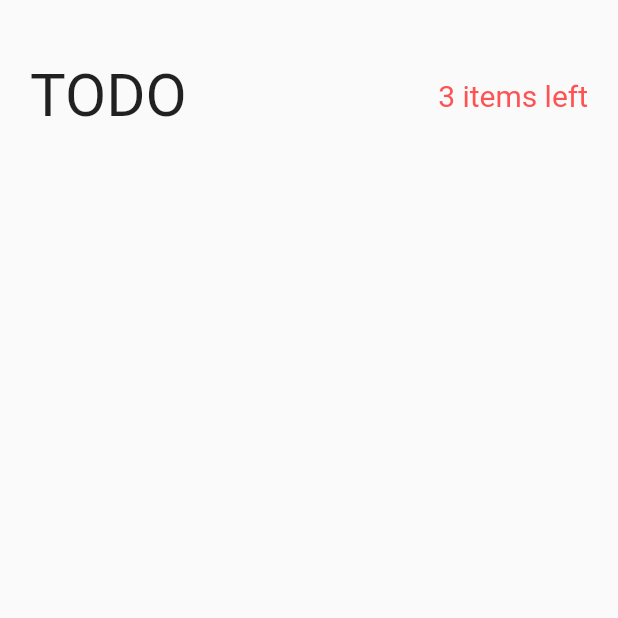
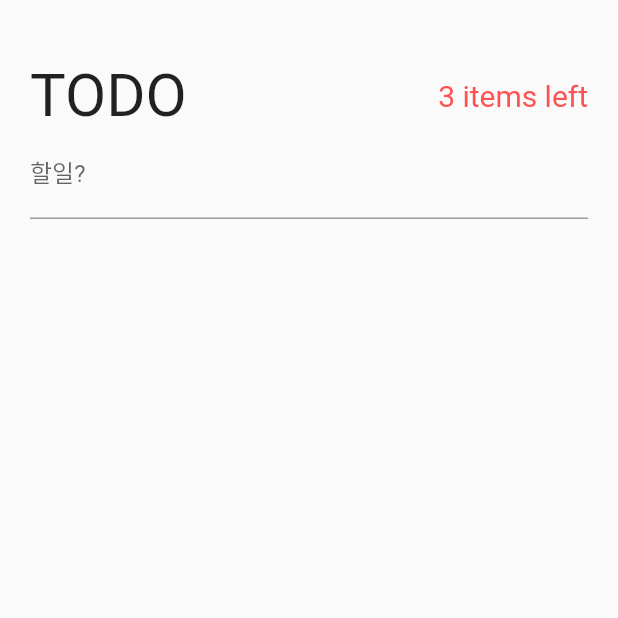
Before and after one commit to nararalab/todoapp, a Flutter app: the screen it shows after launch, on a phone screen of 412 x 824 dp, the top half of it. Run offline on Flutter 3.47's test engine with Material 2 defaults, Android fonts, the phone set to English and light mode, and no system bars; our stand-ins replace equatable.

Commit message:
투두 추가 구현

```diff
--- a/lib/pages/todo_page.dart
+++ b/lib/pages/todo_page.dart
@@ -22,8 +22,9 @@ class _TodoPageState extends State<TodoPage> {
               vertical: 40.0,
             ),
             child: Column(
-              children: const [
-                TodoHeader(),
+              children: [
+                const TodoHeader(),
+                CreateTodo(),
               ],
             ),
           ),
@@ -53,3 +54,33 @@ class TodoHeader extends StatelessWidget {
     ]);
   }
 }
+
+class CreateTodo extends StatefulWidget {
+  const CreateTodo({Key? key}) : super(key: key);
+
+  @override
+  State<CreateTodo> createState() => _CreateTodoState();
+}
+
+class _CreateTodoState extends State<CreateTodo> {
+  final newTodoController = TextEditingController();
+
+  @override
+  void dispose() {
+    newTodoController.dispose();
+    super.dispose();
+  }
+
+  @override
+  Widget build(BuildContext context) {
+    return TextField(
+        controller: newTodoController,
+        decoration: const InputDecoration(labelText: '할일?'),
+        onSubmitted: (String? todoDesc) {
+          if (todoDesc != null && todoDesc.trim().isNotEmpty) {
+            context.read<TodoList>().addTodo(todoDesc);
+            newTodoController.clear();
+          }
+        });
+  }
+}
--- a/lib/providers/todo_list.dart
+++ b/lib/providers/todo_list.dart
@@ -41,6 +41,8 @@ class TodoList with ChangeNotifier {
     final newTodos = [..._state.todos, newTodo];
 
     _state = _state.copyWith(todos: newTodos);
+    //디버깅
+    print(_state);
     notifyListeners();
   }
 
```
